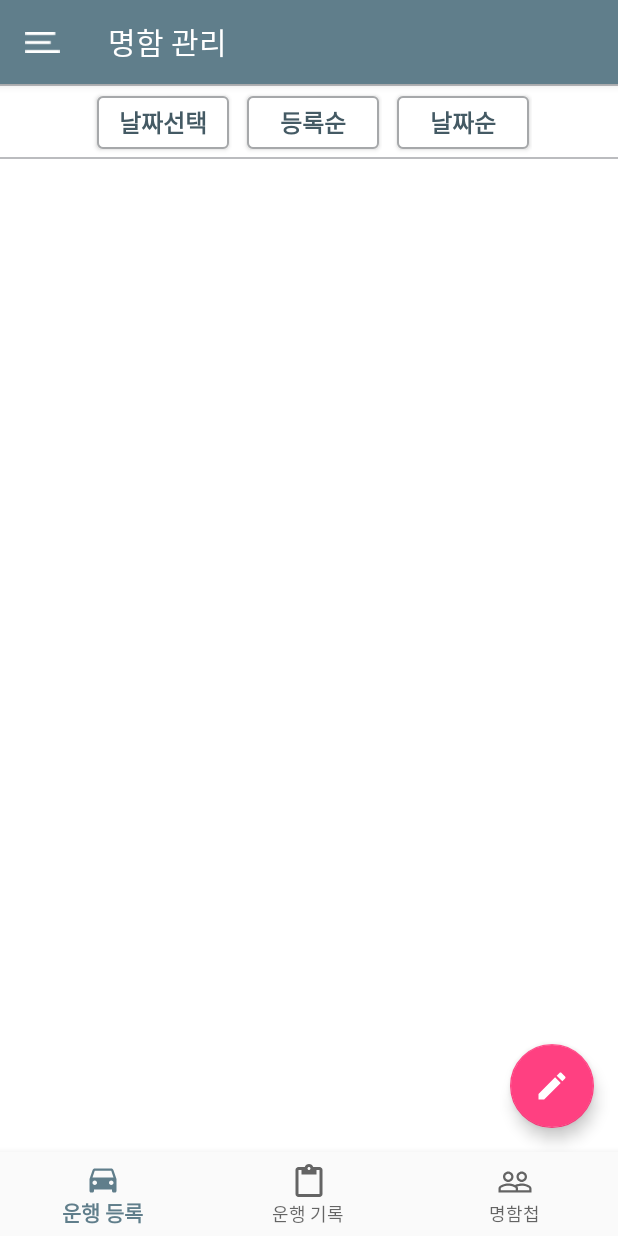
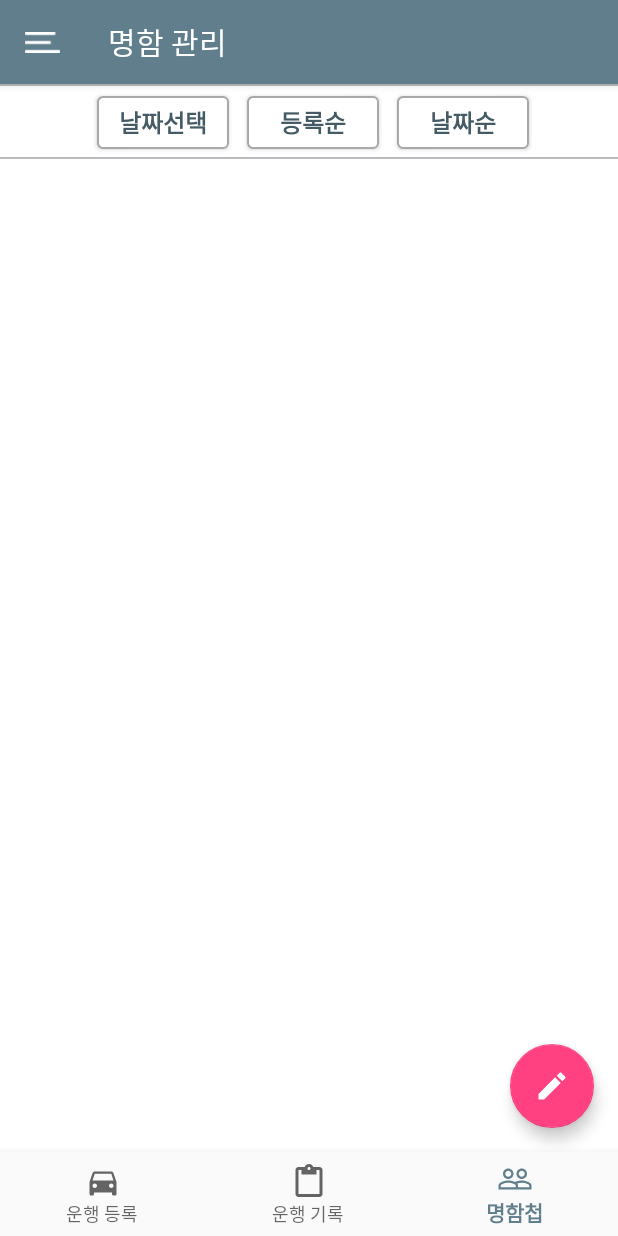
Before and after one commit to scvalsrl/Managements, an Android app: the CarManegementActivity screen opened directly, with no data from a screen before it, item 3 of the bottom bar chosen, on a phone screen of 412 x 824 dp. Run offline under Robolectric (Android 15) with nearby library versions, the phone set to English and light mode, and no system bars; our stand-ins replace Volley; libraries missing offline, so code that uses them is left out: com.melnykov.fab; plain views replace FloatingActionButton; 2 statements that could not run were skipped.

Commit message:
GNB 버튼 이벤트 수정

```diff
--- a/app/src/main/java/com/example/mingi/management/BCListActivity.java
+++ b/app/src/main/java/com/example/mingi/management/BCListActivity.java
@@ -59,6 +59,7 @@ public class BCListActivity extends AppCompatActivity {
 
         setContentView(R.layout.activity_bclist);
         BottomNavigationView bottomnav = findViewById(R.id.bottom_navigation);
+        bottomnav.setSelectedItemId(R.id.nav_search);
         bottomnav.setOnNavigationItemSelectedListener(navListener);
 
 
--- a/app/src/main/java/com/example/mingi/management/CarManegementActivity.java
+++ b/app/src/main/java/com/example/mingi/management/CarManegementActivity.java
@@ -66,6 +66,7 @@ public class CarManegementActivity extends AppCompatActivity {
 
         setContentView(R.layout.activity_car_manegement);
         BottomNavigationView bottomnav = findViewById(R.id.bottom_navigation);
+        bottomnav.setSelectedItemId(R.id.nav_favorites);
         bottomnav.setOnNavigationItemSelectedListener(navListener);
 
 
--- a/app/src/main/res/layout/activity_login.xml
+++ b/app/src/main/res/layout/activity_login.xml
@@ -26,6 +26,7 @@
             android:textColor="#ffffff"
             />
 
+
         <EditText
             android:drawableLeft="@drawable/id"
             android:id="@+id/idText"
@@ -36,7 +37,7 @@
             android:inputType="textPersonName" />
 
         <EditText
-            android:drawableLeft="@drawable/id"
+            android:drawableLeft="@drawable/pw"
             android:id="@+id/passwordText"
             android:layout_width="260dp"
             android:layout_height="41dp"
@@ -44,7 +45,6 @@
             android:layout_marginTop="30dp"
             android:hint="비밀번호"
             android:inputType="textPassword" />
-
 
         <LinearLayout
             android:layout_width="wrap_content"
```
Also changed, not shown: app/src/main/res/drawable/pw.png.
